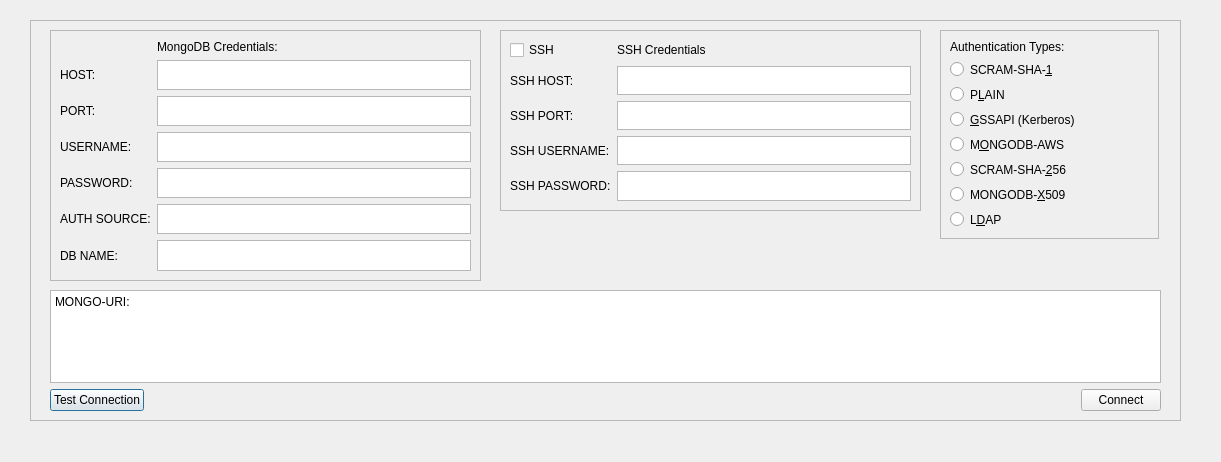
Above: ui/ui_database.ui from KhalidWKhedr/Ebay-Scalper before the change. Below: the same form after it.
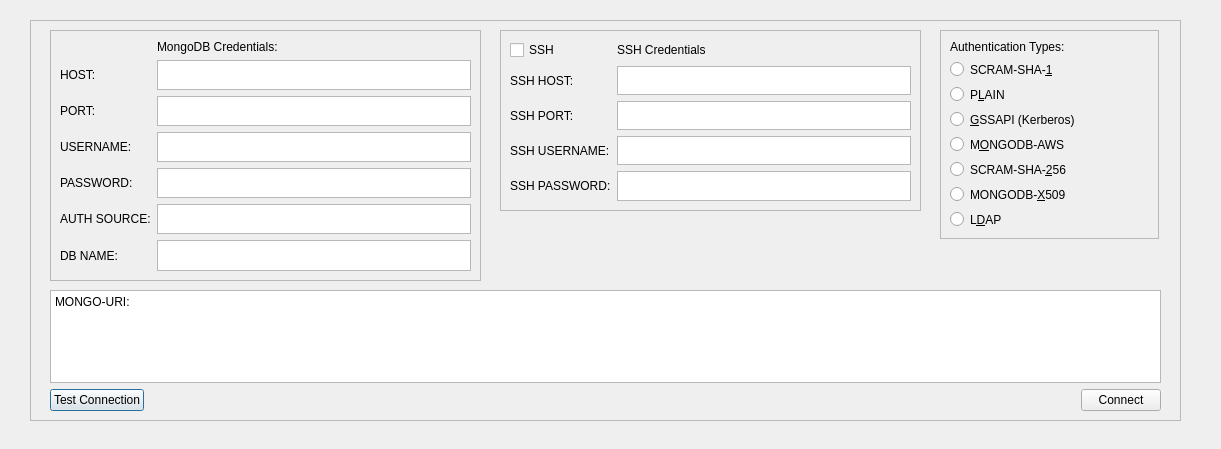
That is the form after the change.

```diff
--- a/ui/ui_database.ui
+++ b/ui/ui_database.ui
@@ -7,7 +7,7 @@
     <x>0</x>
     <y>0</y>
     <width>1221</width>
-    <height>462</height>
+    <height>449</height>
    </rect>
   </property>
   <property name="windowTitle">
```
Left out of the diff: 4 changed lines with no effect on the pictures.
